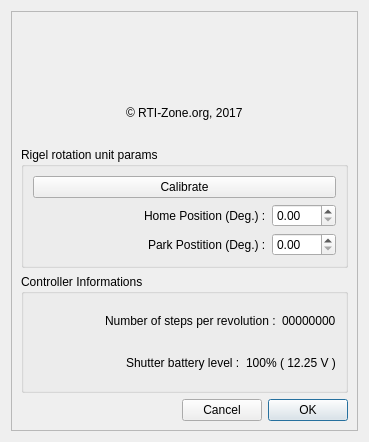
Qt form RigelDome.ui (rpineau/RigelDome) before a commit.
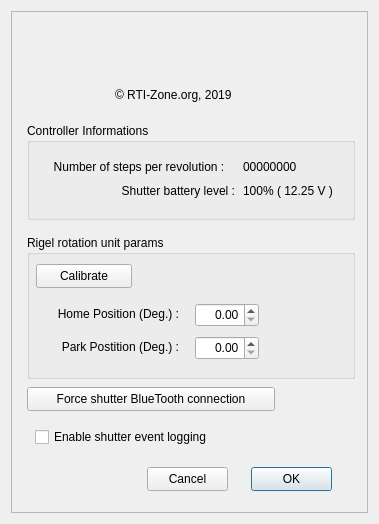
The same form after that commit. Icons and pictures are not drawn. Custom widgets are drawn as their Qt base class.

Commit message: Adding an option to log shutter events and force BT connection

Diff of the .ui file:
```diff
--- a/RigelDome.ui
+++ b/RigelDome.ui
@@ -6,27 +6,27 @@
    <rect>
     <x>0</x>
     <y>0</y>
-    <width>369</width>
-    <height>442</height>
+    <width>379</width>
+    <height>524</height>
    </rect>
   </property>
   <property name="minimumSize">
    <size>
-    <width>344</width>
-    <height>442</height>
+    <width>379</width>
+    <height>524</height>
    </size>
   </property>
   <property name="maximumSize">
    <size>
-    <width>9999</width>
-    <height>9999</height>
+    <width>379</width>
+    <height>524</height>
    </size>
   </property>
   <property name="windowTitle">
    <string>Rigel rotation drive unit settings</string>
   </property>
-  <layout class="QVBoxLayout" name="verticalLayout_5">
-   <item>
+  <layout class="QGridLayout" name="gridLayout">
+   <item row="0" column="0">
     <widget class="X2Form" name="X2Form">
      <property name="minimumSize">
       <size>
@@ -49,180 +49,250 @@
      <property name="SerialPortName" stdset="0">
       <string/>
      </property>
-     <layout class="QGridLayout" name="gridLayout">
-      <item row="4" column="0">
        <widget class="QGroupBox" name="groupBox">
+      <property name="geometry">
+       <rect>
+        <x>16</x>
+        <y>112</y>
+        <width>328</width>
+        <height>97</height>
+       </rect>
+      </property>
         <property name="title">
          <string>Controller Informations</string>
         </property>
-        <layout class="QGridLayout" name="gridLayout_3">
-         <item row="1" column="0">
-          <layout class="QHBoxLayout" name="horizontalLayout_7">
-           <item>
-            <spacer name="horizontalSpacer_5">
-             <property name="orientation">
-              <enum>Qt::Horizontal</enum>
-             </property>
-             <property name="sizeHint" stdset="0">
-              <size>
-               <width>40</width>
-               <height>20</height>
-              </size>
-             </property>
-            </spacer>
-           </item>
-           <item>
-            <widget class="QLabel" name="label_5">
-             <property name="text">
-              <string>Shutter battery level :</string>
-             </property>
-            </widget>
-           </item>
-           <item>
-            <widget class="QLabel" name="shutterBatteryLevel">
-             <property name="text">
-              <string>100% ( 12.25 V )</string>
-             </property>
-            </widget>
-           </item>
-          </layout>
-         </item>
-         <item row="0" column="0">
-          <layout class="QHBoxLayout" name="horizontalLayout">
-           <item>
-            <spacer name="horizontalSpacer_6">
-             <property name="orientation">
-              <enum>Qt::Horizontal</enum>
-             </property>
-             <property name="sizeHint" stdset="0">
-              <size>
-               <width>40</width>
-               <height>20</height>
-              </size>
-             </property>
-            </spacer>
-           </item>
-           <item>
             <widget class="QLabel" name="label">
+       <property name="geometry">
+        <rect>
+         <x>8</x>
+         <y>32</y>
+         <width>208</width>
+         <height>24</height>
+        </rect>
+       </property>
              <property name="text">
               <string>Number of steps per revolution :</string>
              </property>
-            </widget>
-           </item>
-           <item>
+       <property name="alignment">
+        <set>Qt::AlignCenter</set>
+       </property>
+      </widget>
             <widget class="QLabel" name="ticksPerRev">
+       <property name="geometry">
+        <rect>
+         <x>216</x>
+         <y>32</y>
+         <width>88</width>
+         <height>24</height>
+        </rect>
+       </property>
              <property name="text">
               <string>00000000</string>
              </property>
             </widget>
-           </item>
-          </layout>
-         </item>
-        </layout>
-       </widget>
-      </item>
-      <item row="2" column="0">
+      <widget class="QLabel" name="shutterBatteryLevel">
+       <property name="geometry">
+        <rect>
+         <x>216</x>
+         <y>56</y>
+         <width>104</width>
+         <height>24</height>
+        </rect>
+       </property>
+       <property name="text">
+        <string>100% ( 12.25 V )</string>
+       </property>
+      </widget>
+      <widget class="QLabel" name="label_5">
+       <property name="geometry">
+        <rect>
+         <x>8</x>
+         <y>56</y>
+         <width>200</width>
+         <height>24</height>
+        </rect>
+       </property>
+       <property name="text">
+        <string>Shutter battery level :</string>
+       </property>
+       <property name="alignment">
+        <set>Qt::AlignRight|Qt::AlignTrailing|Qt::AlignVCenter</set>
+       </property>
+      </widget>
+     </widget>
+     <widget class="QLabel" name="label_logo">
+      <property name="geometry">
+       <rect>
+        <x>8</x>
+        <y>0</y>
+        <width>336</width>
+        <height>65</height>
+       </rect>
+      </property>
+      <property name="text">
+       <string/>
+      </property>
+      <property name="pixmap">
+       <pixmap>Pulsar.png</pixmap>
+      </property>
+      <property name="alignment">
+       <set>Qt::AlignCenter</set>
+      </property>
+      <property name="X2_PhotoFileName" stdset="0">
+       <string>Pulsar.png</string>
+      </property>
+     </widget>
+     <widget class="QLabel" name="label_4">
+      <property name="geometry">
+       <rect>
+        <x>104</x>
+        <y>72</y>
+        <width>144</width>
+        <height>24</height>
+       </rect>
+      </property>
+      <property name="text">
+       <string>© RTI-Zone.org, 2019</string>
+      </property>
+     </widget>
        <widget class="QGroupBox" name="MaxDomeIIParams">
+      <property name="geometry">
+       <rect>
+        <x>16</x>
+        <y>224</y>
+        <width>328</width>
+        <height>144</height>
+       </rect>
+      </property>
         <property name="title">
          <string>Rigel rotation unit params</string>
         </property>
-        <layout class="QGridLayout" name="gridLayout_2">
-         <item row="10" column="0">
-          <layout class="QHBoxLayout" name="horizontalLayout_3">
-           <item>
-            <spacer name="horizontalSpacer_2">
-             <property name="orientation">
-              <enum>Qt::Horizontal</enum>
-             </property>
-             <property name="sizeHint" stdset="0">
-              <size>
-               <width>40</width>
-               <height>20</height>
-              </size>
-             </property>
-            </spacer>
-           </item>
-           <item>
+      <widget class="QPushButton" name="pushButton">
+       <property name="geometry">
+        <rect>
+         <x>9</x>
+         <y>29</y>
+         <width>96</width>
+         <height>24</height>
+        </rect>
+       </property>
+       <property name="text">
+        <string>Calibrate</string>
+       </property>
+      </widget>
             <widget class="QLabel" name="label_3">
+       <property name="geometry">
+        <rect>
+         <x>8</x>
+         <y>101</y>
+         <width>144</width>
+         <height>21</height>
+        </rect>
+       </property>
              <property name="text">
               <string>Park Postition (Deg.) :</string>
              </property>
-            </widget>
-           </item>
-           <item>
+       <property name="alignment">
+        <set>Qt::AlignRight|Qt::AlignTrailing|Qt::AlignVCenter</set>
+       </property>
+      </widget>
             <widget class="QDoubleSpinBox" name="parkPosition">
+       <property name="geometry">
+        <rect>
+         <x>168</x>
+         <y>101</y>
+         <width>64</width>
+         <height>24</height>
+        </rect>
+       </property>
+       <property name="alignment">
+        <set>Qt::AlignRight|Qt::AlignTrailing|Qt::AlignVCenter</set>
+       </property>
              <property name="maximum">
               <double>359.990000000000009</double>
              </property>
             </widget>
-           </item>
-          </layout>
-         </item>
-         <item row="2" column="0">
-          <widget class="QPushButton" name="pushButton">
-           <property name="text">
-            <string>Calibrate</string>
-           </property>
-          </widget>
-         </item>
-         <item row="7" column="0" rowspan="2">
-          <layout class="QHBoxLayout" name="horizontalLayout_2">
-           <item>
-            <spacer name="horizontalSpacer">
-             <property name="orientation">
-              <enum>Qt::Horizontal</enum>
-             </property>
-             <property name="sizeHint" stdset="0">
-              <size>
-               <width>40</width>
-               <height>20</height>
-              </size>
-             </property>
-            </spacer>
-           </item>
-           <item>
+      <widget class="QDoubleSpinBox" name="homePosition">
+       <property name="geometry">
+        <rect>
+         <x>168</x>
+         <y>68</y>
+         <width>64</width>
+         <height>24</height>
+        </rect>
+       </property>
+       <property name="alignment">
+        <set>Qt::AlignRight|Qt::AlignTrailing|Qt::AlignVCenter</set>
+       </property>
+       <property name="maximum">
+        <double>359.990000000000009</double>
+       </property>
+      </widget>
             <widget class="QLabel" name="label_2">
+       <property name="geometry">
+        <rect>
+         <x>8</x>
+         <y>68</y>
+         <width>144</width>
+         <height>21</height>
+        </rect>
+       </property>
              <property name="text">
               <string>Home Position (Deg.) :</string>
              </property>
-            </widget>
-           </item>
-           <item>
-            <widget class="QDoubleSpinBox" name="homePosition">
-             <property name="maximum">
-              <double>359.990000000000009</double>
-             </property>
-            </widget>
-           </item>
-          </layout>
-         </item>
-        </layout>
-       </widget>
-      </item>
-      <item row="5" column="0">
-       <layout class="QHBoxLayout" name="horizontalLayout_4">
-        <item>
-         <spacer name="horizontalSpacer_4">
-          <property name="orientation">
-           <enum>Qt::Horizontal</enum>
-          </property>
-          <property name="sizeHint" stdset="0">
-           <size>
-            <width>40</width>
+       <property name="alignment">
+        <set>Qt::AlignRight|Qt::AlignTrailing|Qt::AlignVCenter</set>
+       </property>
+      </widget>
+     </widget>
+     <widget class="QPushButton" name="pushButton_2">
+      <property name="geometry">
+       <rect>
+        <x>16</x>
+        <y>376</y>
+        <width>248</width>
+        <height>24</height>
+       </rect>
+      </property>
+      <property name="text">
+       <string>Force shutter BlueTooth connection</string>
+      </property>
+     </widget>
+     <widget class="QCheckBox" name="enableEventLog">
+      <property name="geometry">
+       <rect>
+        <x>24</x>
+        <y>416</y>
+        <width>208</width>
             <height>20</height>
-           </size>
-          </property>
-         </spacer>
-        </item>
-        <item>
+       </rect>
+      </property>
+      <property name="text">
+       <string>Enable shutter event logging</string>
+      </property>
+     </widget>
          <widget class="QPushButton" name="pushButtonCancel">
+      <property name="geometry">
+       <rect>
+        <x>136</x>
+        <y>456</y>
+        <width>81</width>
+        <height>24</height>
+       </rect>
+      </property>
           <property name="text">
            <string>Cancel</string>
           </property>
          </widget>
-        </item>
-        <item>
          <widget class="QPushButton" name="pushButtonOK">
+      <property name="geometry">
+       <rect>
+        <x>240</x>
+        <y>456</y>
+        <width>81</width>
+        <height>24</height>
+       </rect>
+      </property>
           <property name="text">
            <string>OK</string>
           </property>
@@ -230,37 +300,6 @@
            <bool>true</bool>
           </property>
          </widget>
-        </item>
-       </layout>
-      </item>
-      <item row="0" column="0">
-       <layout class="QGridLayout" name="gridLayout_4">
-        <item row="2" column="0" alignment="Qt::AlignHCenter">
-         <widget class="QLabel" name="label_4">
-          <property name="text">
-           <string>© RTI-Zone.org, 2017</string>
-          </property>
-         </widget>
-        </item>
-        <item row="1" column="0" alignment="Qt::AlignHCenter">
-         <widget class="QLabel" name="label_logo">
-          <property name="text">
-           <string/>
-          </property>
-          <property name="pixmap">
-           <pixmap>Pulsar.png</pixmap>
-          </property>
-          <property name="alignment">
-           <set>Qt::AlignCenter</set>
-          </property>
-          <property name="X2_PhotoFileName" stdset="0">
-           <string>Pulsar.png</string>
-          </property>
-         </widget>
-        </item>
-       </layout>
-      </item>
-     </layout>
     </widget>
    </item>
   </layout>
```
Lines whose indentation alone changed are shown as unchanged. The commit also changes 11 other files.
